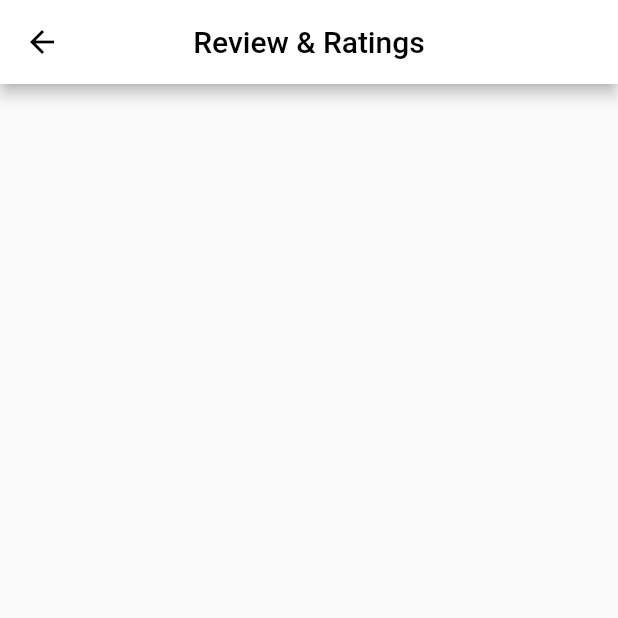
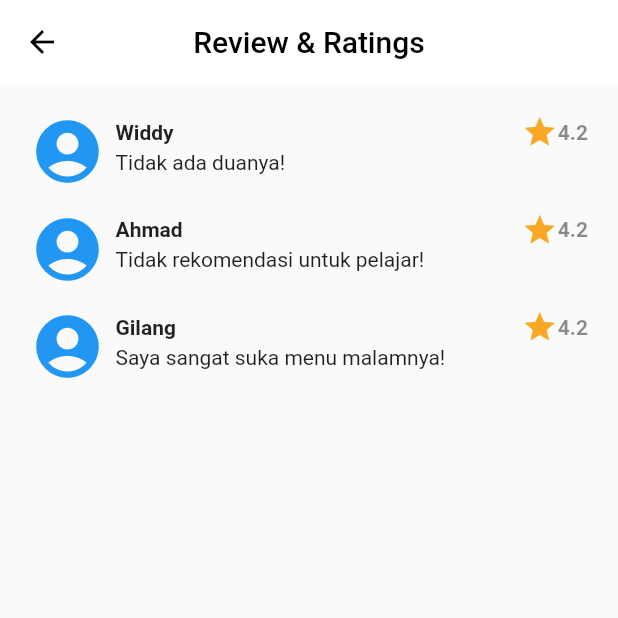
Before and after one commit to FarighMAkmalullah/listrestaurant-app, a Flutter app: the ReviewPage screen opened directly, on a phone screen of 412 x 824 dp, the top half of it. Run offline on Flutter 3.47's test engine with Material 2 defaults, Android fonts, the phone set to English and light mode, and no system bars; our stand-ins replace google_fonts; network calls fail; Roboto replaces fonts that are missing (Castoro).

Commit message:
desain review selesai

```diff
--- /dev/null
+++ b/restaurant_app/lib/component/review-component.dart
@@ -0,0 +1,140 @@
+import 'package:flutter/material.dart';
+import 'package:google_fonts/google_fonts.dart';
+
+class ReviewComponent extends StatefulWidget {
+  const ReviewComponent({super.key});
+
+  @override
+  State<ReviewComponent> createState() => _ReviewComponentState();
+}
+
+class _ReviewComponentState extends State<ReviewComponent> {
+  Map<String, dynamic> data = {
+    "error": false,
+    "message": "success",
+    "restaurant": {
+      "id": "w9pga3s2tubkfw1e867",
+      "name": "Bring Your Phone Cafe",
+      "description":
+          "Quisque rutrum. Aenean imperdiet. Etiam ultricies nisi vel augue. Curabitur ullamcorper ultricies nisi. Nam eget dui. Etiam rhoncus. Maecenas tempus, tellus eget condimentum rhoncus, sem quam semper libero, sit amet adipiscing sem neque sed ipsum. Nam quam nunc, blandit vel, luctus pulvinar, hendrerit id, lorem. Maecenas nec odio et ante tincidunt tempus. Donec vitae sapien ut libero venenatis faucibus. Nullam quis ante. Etiam sit amet orci eget eros faucibus tincidunt. Duis leo. Sed fringilla mauris sit amet nibh. Donec sodales sagittis magna. Sed consequat, leo eget bibendum sodales, augue velit cursus nunc,",
+      "city": "Surabaya",
+      "address": "Jln. Belimbing Timur no 27",
+      "pictureId": "03",
+      "categories": [
+        {"name": "Modern"},
+        {"name": "Italia"}
+      ],
+      "menus": {
+        "foods": [
+          {"name": "Salad lengkeng"},
+          {"name": "Sosis squash dan mint"},
+          {"name": "Toastie salmon"},
+          {"name": "Salad yuzu"},
+          {"name": "Matzo farfel"},
+          {"name": "Kari terong"},
+          {"name": "roket penne"},
+          {"name": "Napolitana"},
+          {"name": "Daging Sapi"},
+          {"name": "Bebek crepes"},
+          {"name": "Sup Kohlrabi"},
+          {"name": "Ikan teri dan roti"},
+          {"name": "Tumis leek"}
+        ],
+        "drinks": [
+          {"name": "Kopi espresso"},
+          {"name": "Coklat panas"},
+          {"name": "Jus jeruk"},
+          {"name": "Jus apel"},
+          {"name": "Minuman soda"},
+          {"name": "Air"},
+          {"name": "Es kopi"}
+        ]
+      },
+      "rating": 4.2,
+      "customerReviews": [
+        {
+          "name": "Widdy",
+          "review": "Tidak ada duanya!",
+          "date": "13 Juli 2019"
+        },
+        {
+          "name": "Ahmad",
+          "review": "Tidak rekomendasi untuk pelajar!",
+          "date": "13 November 2019"
+        },
+        {
+          "name": "Gilang",
+          "review": "Saya sangat suka menu malamnya!",
+          "date": "13 Juli 2019"
+        }
+      ]
+    }
+  };
+  @override
+  Widget build(BuildContext context) {
+    int? lengthReview = data['restaurant']?['customerReviews'].length;
+    return Container(
+      padding: EdgeInsets.all(20),
+      child: ListView.builder(
+        itemCount: lengthReview,
+        shrinkWrap: true,
+        itemBuilder: (context, index) {
+          return Container(
+            padding: const EdgeInsets.only(bottom: 15),
+            child: Row(
+              mainAxisAlignment: MainAxisAlignment.center,
+              crossAxisAlignment: CrossAxisAlignment.start,
+              children: [
+                const Icon(
+                  Icons.account_circle,
+                  size: 50,
+                  color: Colors.blue,
+                ),
+                const SizedBox(
+                  width: 7,
+                ),
+                Flexible(
+                  child: Column(
+                    mainAxisAlignment: MainAxisAlignment.start,
+                    crossAxisAlignment: CrossAxisAlignment.start,
+                    children: [
+                      Row(
+                        mainAxisAlignment: MainAxisAlignment.spaceBetween,
+                        children: [
+                          Text(
+                            "${data['restaurant']['customerReviews'][index]["name"]}",
+                            style: GoogleFonts.castoro(
+                              fontWeight: FontWeight.bold,
+                            ),
+                          ),
+                          Row(
+                            children: [
+                              Icon(
+                                Icons.star,
+                                color: Colors.yellow[800],
+                              ),
+                              Text(
+                                "${data["restaurant"]!["rating"]}",
+                                style: const TextStyle(
+                                    fontWeight: FontWeight.bold,
+                                    color: Colors.black45),
+                              ),
+                            ],
+                          ),
+                        ],
+                      ),
+                      Text(
+                        "${data['restaurant']['customerReviews'][index]["review"]}",
+                        overflow: TextOverflow.ellipsis,
+                      )
+                    ],
+                  ),
+                ),
+              ],
+            ),
+          );
+        },
+      ),
+    );
+  }
+}
--- a/restaurant_app/lib/screen/datail-restaurant.dart
+++ b/restaurant_app/lib/screen/datail-restaurant.dart
@@ -15,6 +15,7 @@ class DetailRestaurant extends StatelessWidget {
         iconTheme: const IconThemeData(color: Colors.black),
         centerTitle: true,
         backgroundColor: Colors.white,
+        elevation: 0,
       ),
       body: const DetailComponent(),
       floatingActionButton: FloatingActionButton(
--- a/restaurant_app/lib/screen/review-page.dart
+++ b/restaurant_app/lib/screen/review-page.dart
@@ -1,4 +1,5 @@
 import 'package:flutter/material.dart';
+import 'package:restaurant_app/component/review-component.dart';
 
 class ReviewPage extends StatefulWidget {
   const ReviewPage({super.key});
@@ -18,9 +19,10 @@ class _ReviewPageState extends State<ReviewPage> {
         ),
         iconTheme: const IconThemeData(color: Colors.black),
         centerTitle: true,
+        elevation: 0,
         backgroundColor: Colors.white,
       ),
-      body: Container(),
+      body: ReviewComponent(),
     );
   }
 }
```
